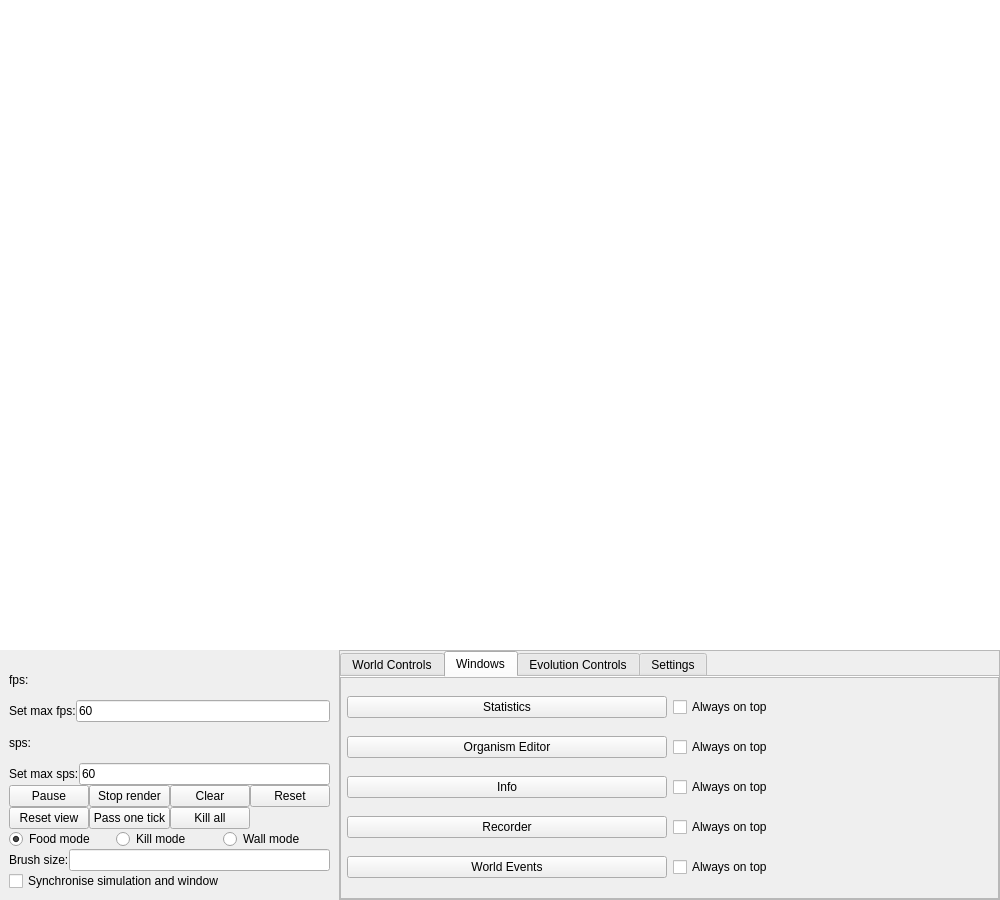
Above: Source/UiFiles/mainwindow.ui from SuperSpaceEye/LifeEngineExtended before the change. Below: the same form after it.
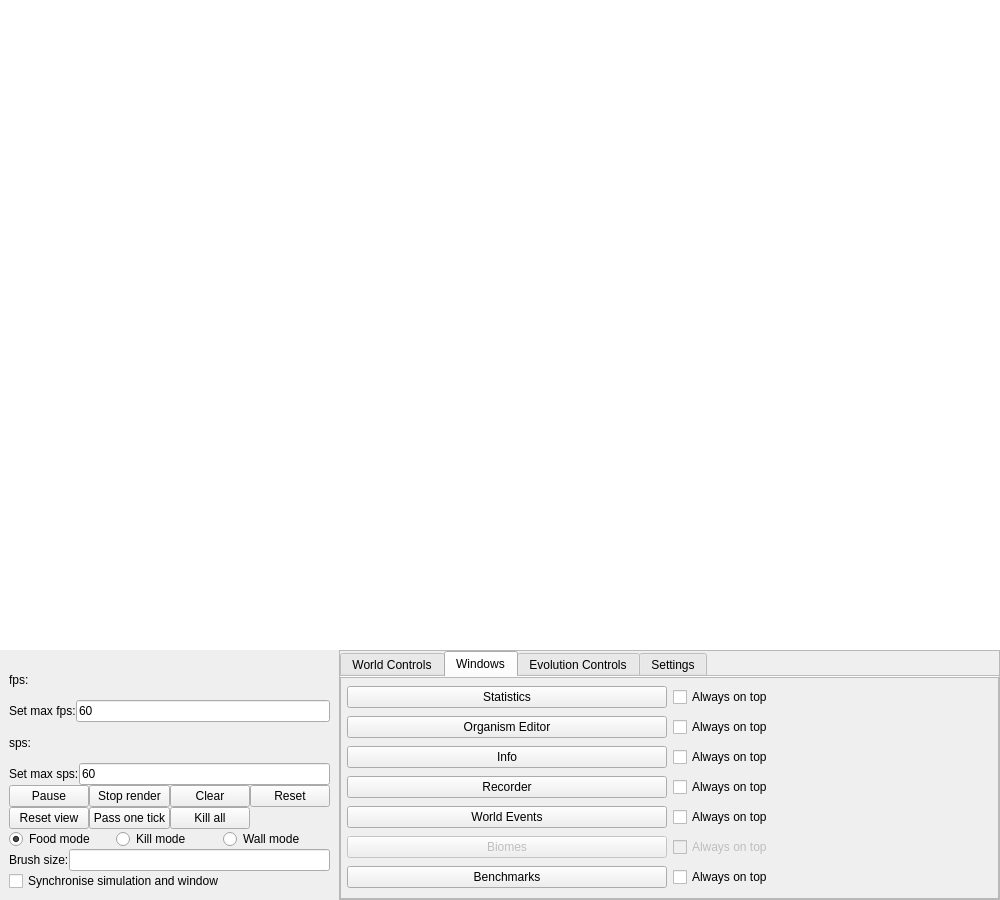
That is the form after the change. The open tabs and pages were chosen to show the change.

Commit message: start of benchmarks.

Patch:
```diff
--- a/Source/UiFiles/mainwindow.ui
+++ b/Source/UiFiles/mainwindow.ui
@@ -759,9 +759,9 @@
                 <property name="geometry">
                  <rect>
                   <x>0</x>
-                  <y>0</y>
-                  <width>620</width>
-                  <height>217</height>
+                  <y>-20</y>
+                  <width>606</width>
+                  <height>237</height>
                  </rect>
                 </property>
                 <property name="sizePolicy">
@@ -930,6 +930,51 @@
                       </item>
                      </layout>
                     </item>
+                    <item>
+                     <layout class="QHBoxLayout" name="horizontalLayout_53">
+                      <item>
+                       <widget class="QPushButton" name="pushButton">
+                        <property name="enabled">
+                         <bool>false</bool>
+                        </property>
+                        <property name="text">
+                         <string>Biomes</string>
+                        </property>
+                       </widget>
+                      </item>
+                      <item>
+                       <widget class="QCheckBox" name="checkBox">
+                        <property name="enabled">
+                         <bool>false</bool>
+                        </property>
+                        <property name="text">
+                         <string>Always on top</string>
+                        </property>
+                       </widget>
+                      </item>
+                     </layout>
+                    </item>
+                    <item>
+                     <layout class="QHBoxLayout" name="horizontalLayout_54">
+                      <item>
+                       <widget class="QPushButton" name="tb_open_benchmarks">
+                        <property name="text">
+                         <string>Benchmarks</string>
+                        </property>
+                        <property name="checkable">
+                         <bool>true</bool>
+                        </property>
+                       </widget>
+                      </item>
+                      <item>
+                       <widget class="QCheckBox" name="cb_benchmarks_always_on_top">
+                        <property name="text">
+                         <string>Always on top</string>
+                        </property>
+                       </widget>
+                      </item>
+                     </layout>
+                    </item>
                    </layout>
                   </widget>
                  </item>
```
Left out of the diff: 34 changed lines with no effect on the pictures. The commit also changes 15 other files.
